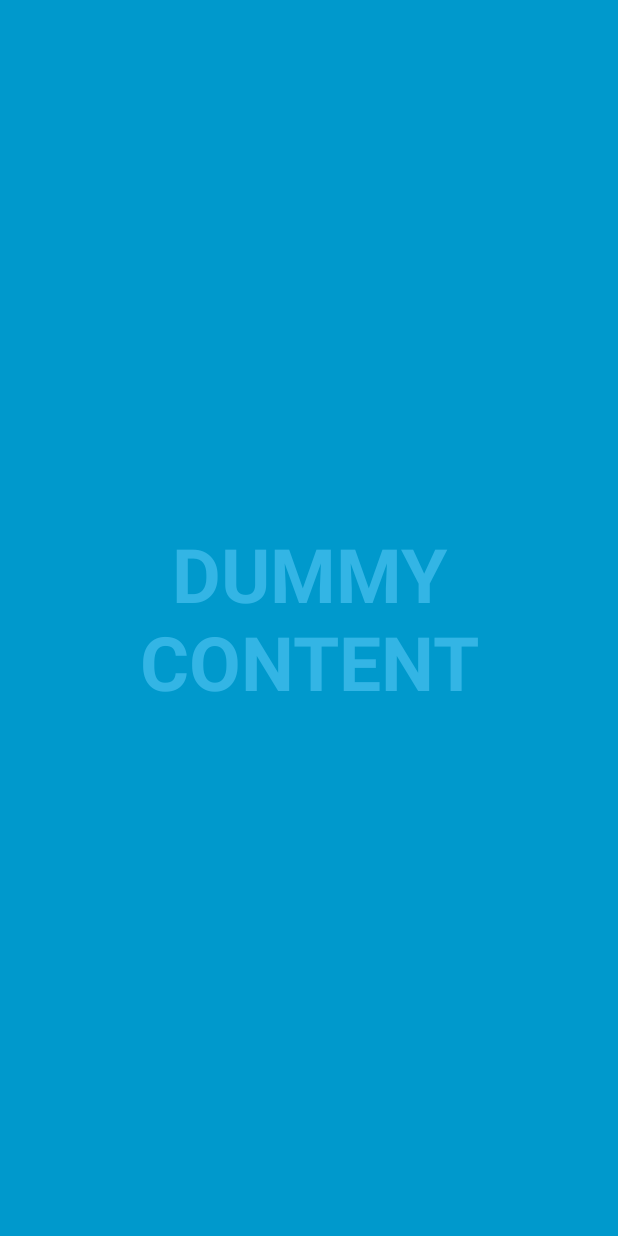
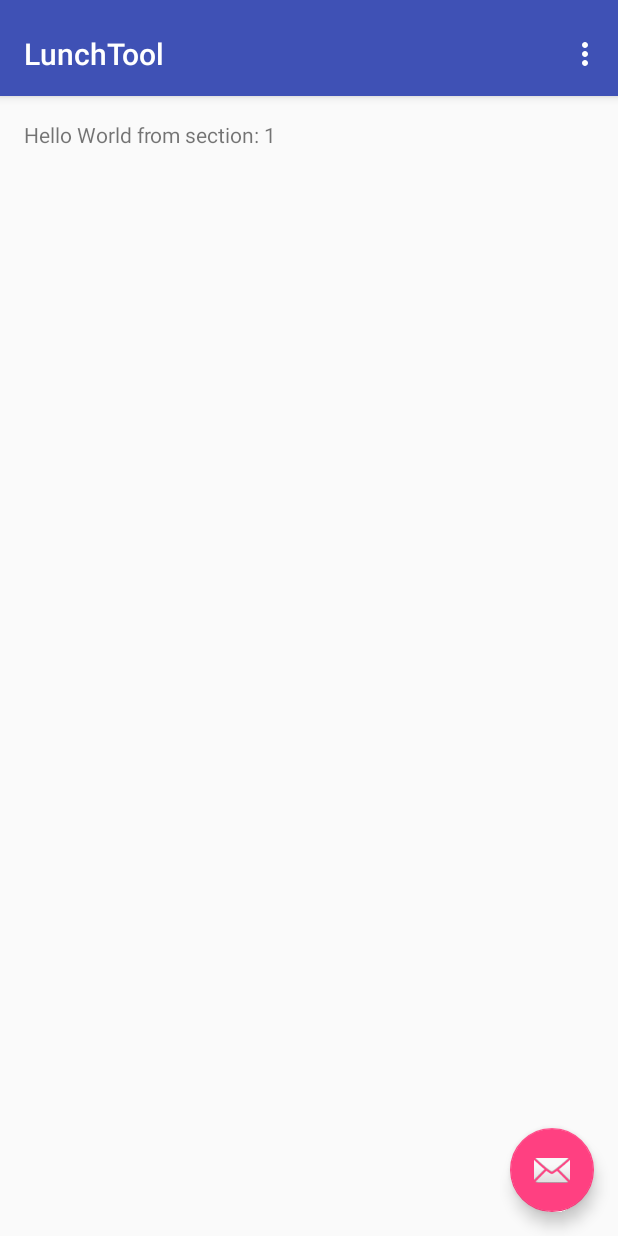
Before and after one commit to jolt80/LunchTool, an Android app: the screen it shows after launch (MainLunchTool before the commit, MainActivity after it), on a phone screen of 412 x 824 dp. Run offline under Robolectric (Android 15) with nearby library versions, the phone set to English and light mode, and no system bars.

Commit message:
Re-do design to tabbed application.

```diff
--- a/app/build.gradle
+++ b/app/build.gradle
@@ -6,7 +6,7 @@ android {
 
     defaultConfig {
         applicationId "lunchtool.lunchtool"
-        minSdkVersion 15
+        minSdkVersion 16
         targetSdkVersion 23
         versionCode 1
         versionName "1.0"
@@ -23,5 +23,5 @@ dependencies {
     compile fileTree(dir: 'libs', include: ['*.jar'])
     testCompile 'junit:junit:4.12'
     compile 'com.android.support:appcompat-v7:23.1.0'
-    compile 'com.android.support:support-v4:23.1.0'
+    compile 'com.android.support:design:23.1.0'
 }
--- a/app/src/main/AndroidManifest.xml
+++ b/app/src/main/AndroidManifest.xml
@@ -9,10 +9,9 @@
         android:supportsRtl="true"
         android:theme="@style/AppTheme" >
         <activity
-            android:name=".MainLunchTool"
-            android:configChanges="orientation|keyboardHidden|screenSize"
+            android:name=".MainActivity"
             android:label="@string/app_name"
-            android:theme="@style/FullscreenTheme" >
+            android:theme="@style/AppTheme.NoActionBar" >
             <intent-filter>
                 <action android:name="android.intent.action.MAIN" />
 
--- /dev/null
+++ b/app/src/main/java/lunchtool/lunchtool/MainActivity.java
@@ -0,0 +1,160 @@
+package lunchtool.lunchtool;
+
+import android.support.design.widget.FloatingActionButton;
+import android.support.design.widget.Snackbar;
+import android.support.v7.app.AppCompatActivity;
+import android.support.v7.widget.Toolbar;
+
+import android.support.v4.app.Fragment;
+import android.support.v4.app.FragmentManager;
+import android.support.v4.app.FragmentPagerAdapter;
+import android.support.v4.view.ViewPager;
+import android.os.Bundle;
+import android.view.LayoutInflater;
+import android.view.Menu;
+import android.view.MenuItem;
+import android.view.View;
+import android.view.ViewGroup;
+
+import android.widget.TextView;
+
+public class MainActivity extends AppCompatActivity {
+
+    /**
+     * The {@link android.support.v4.view.PagerAdapter} that will provide
+     * fragments for each of the sections. We use a
+     * {@link FragmentPagerAdapter} derivative, which will keep every
+     * loaded fragment in memory. If this becomes too memory intensive, it
+     * may be best to switch to a
+     * {@link android.support.v4.app.FragmentStatePagerAdapter}.
+     */
+    private SectionsPagerAdapter mSectionsPagerAdapter;
+
+    /**
+     * The {@link ViewPager} that will host the section contents.
+     */
+    private ViewPager mViewPager;
+
+    @Override
+    protected void onCreate(Bundle savedInstanceState) {
+        super.onCreate(savedInstanceState);
+        setContentView(R.layout.activity_main);
+
+        Toolbar toolbar = (Toolbar) findViewById(R.id.toolbar);
+        setSupportActionBar(toolbar);
+        // Create the adapter that will return a fragment for each of the three
+        // primary sections of the activity.
+        mSectionsPagerAdapter = new SectionsPagerAdapter(getSupportFragmentManager());
+
+        // Set up the ViewPager with the sections adapter.
+        mViewPager = (ViewPager) findViewById(R.id.container);
+        mViewPager.setAdapter(mSectionsPagerAdapter);
+
+
+        FloatingActionButton fab = (FloatingActionButton) findViewById(R.id.fab);
+        fab.setOnClickListener(new View.OnClickListener() {
+            @Override
+            public void onClick(View view) {
+                Snackbar.make(view, "Replace with your own action", Snackbar.LENGTH_LONG)
+                        .setAction("Action", null).show();
+            }
+        });
+
+    }
+
+
+    @Override
+    public boolean onCreateOptionsMenu(Menu menu) {
+        // Inflate the menu; this adds items to the action bar if it is present.
+        getMenuInflater().inflate(R.menu.menu_main, menu);
+        return true;
+    }
+
+    @Override
+    public boolean onOptionsItemSelected(MenuItem item) {
+        // Handle action bar item clicks here. The action bar will
+        // automatically handle clicks on the Home/Up button, so long
+        // as you specify a parent activity in AndroidManifest.xml.
+        int id = item.getItemId();
+
+        //noinspection SimplifiableIfStatement
+        if (id == R.id.action_settings) {
+            return true;
+        }
+
+        return super.onOptionsItemSelected(item);
+    }
+
+
+    /**
+     * A {@link FragmentPagerAdapter} that returns a fragment corresponding to
+     * one of the sections/tabs/pages.
+     */
+    public class SectionsPagerAdapter extends FragmentPagerAdapter {
+
+        public SectionsPagerAdapter(FragmentManager fm) {
+            super(fm);
+        }
+
+        @Override
+        public Fragment getItem(int position) {
+            // getItem is called to instantiate the fragment for the given page.
+            // Return a PlaceholderFragment (defined as a static inner class below).
+            return PlaceholderFragment.newInstance(position + 1);
+        }
+
+        @Override
+        public int getCount() {
+            // Show 3 total pages.
+            return 3;
+        }
+
+        @Override
+        public CharSequence getPageTitle(int position) {
+            switch (position) {
+                case 0:
+                    return "SECTION 1";
+                case 1:
+                    return "SECTION 2";
+                case 2:
+                    return "SECTION 3";
+            }
+            return null;
+        }
+    }
+
+    /**
+     * A placeholder fragment containing a simple view.
+     */
+    public static class PlaceholderFragment extends Fragment {
+        /**
+         * The fragment argument representing the section number for this
+         * fragment.
+         */
+        private static final String ARG_SECTION_NUMBER = "section_number";
+
+        /**
+         * Returns a new instance of this fragment for the given section
+         * number.
+         */
+        public static PlaceholderFragment newInstance(int sectionNumber) {
+            PlaceholderFragment fragment = new PlaceholderFragment();
+            Bundle args = new Bundle();
+            args.putInt(ARG_SECTION_NUMBER, sectionNumber);
+            fragment.setArguments(args);
+            return fragment;
+        }
+
+        public PlaceholderFragment() {
+        }
+
+        @Override
+        public View onCreateView(LayoutInflater inflater, ViewGroup container,
+                                 Bundle savedInstanceState) {
+            View rootView = inflater.inflate(R.layout.fragment_main, container, false);
+            TextView textView = (TextView) rootView.findViewById(R.id.section_label);
+            textView.setText(getString(R.string.section_format, getArguments().getInt(ARG_SECTION_NUMBER)));
+            return rootView;
+        }
+    }
+}
--- a/app/src/main/java/lunchtool/lunchtool/MainLunchTool.java
+++ /dev/null
@@ -1,168 +0,0 @@
-package lunchtool.lunchtool;
-
-import android.annotation.SuppressLint;
-import android.support.v7.app.ActionBar;
-import android.support.v7.app.AppCompatActivity;
-import android.os.Bundle;
-import android.os.Handler;
-import android.view.MotionEvent;
-import android.view.View;
-
-/**
- * An example full-screen activity that shows and hides the system UI (i.e.
- * status bar and navigation/system bar) with user interaction.
- */
-public class MainLunchTool extends AppCompatActivity {
-    /**
-     * Whether or not the system UI should be auto-hidden after
-     * {@link #AUTO_HIDE_DELAY_MILLIS} milliseconds.
-     */
-    private static final boolean AUTO_HIDE = true;
-
-    /**
-     * If {@link #AUTO_HIDE} is set, the number of milliseconds to wait after
-     * user interaction before hiding the system UI.
-     */
-    private static final int AUTO_HIDE_DELAY_MILLIS = 3000;
-
-    /**
-     * Some older devices needs a small delay between UI widget updates
-     * and a change of the status and navigation bar.
-     */
-    private static final int UI_ANIMATION_DELAY = 300;
-
-    private View mContentView;
-    private View mControlsView;
-    private boolean mVisible;
-
-    @Override
-    protected void onCreate(Bundle savedInstanceState) {
-        super.onCreate(savedInstanceState);
-
-        setContentView(R.layout.activity_main_lunch_tool);
-
-        mVisible = true;
-        mControlsView = findViewById(R.id.fullscreen_content_controls);
-        mContentView = findViewById(R.id.fullscreen_content);
-
-
-        // Set up the user interaction to manually show or hide the system UI.
-        mContentView.setOnClickListener(new View.OnClickListener() {
-            @Override
-            public void onClick(View view) {
-                toggle();
-            }
-        });
-
-        // Upon interacting with UI controls, delay any scheduled hide()
-        // operations to prevent the jarring behavior of controls going away
-        // while interacting with the UI.
-        findViewById(R.id.dummy_button).setOnTouchListener(mDelayHideTouchListener);
-    }
-
-    @Override
-    protected void onPostCreate(Bundle savedInstanceState) {
-        super.onPostCreate(savedInstanceState);
-
-        // Trigger the initial hide() shortly after the activity has been
-        // created, to briefly hint to the user that UI controls
-        // are available.
-        delayedHide(100);
-    }
-
-    /**
-     * Touch listener to use for in-layout UI controls to delay hiding the
-     * system UI. This is to prevent the jarring behavior of controls going away
-     * while interacting with activity UI.
-     */
-    private final View.OnTouchListener mDelayHideTouchListener = new View.OnTouchListener() {
-        @Override
-        public boolean onTouch(View view, MotionEvent motionEvent) {
-            if (AUTO_HIDE) {
-                delayedHide(AUTO_HIDE_DELAY_MILLIS);
-            }
-            return false;
-        }
-    };
-
-    private void toggle() {
-        if (mVisible) {
-            hide();
-        } else {
-            show();
-        }
-    }
-
-    private void hide() {
-        // Hide UI first
-        ActionBar actionBar = getSupportActionBar();
-        if (actionBar != null) {
-            actionBar.hide();
-        }
-        mControlsView.setVisibility(View.GONE);
-        mVisible = false;
-
-        // Schedule a runnable to remove the status and navigation bar after a delay
-        mHideHandler.removeCallbacks(mShowPart2Runnable);
-        mHideHandler.postDelayed(mHidePart2Runnable, UI_ANIMATION_DELAY);
-    }
-
-    private final Runnable mHidePart2Runnable = new Runnable() {
-        @SuppressLint("InlinedApi")
-        @Override
-        public void run() {
-            // Delayed removal of status and navigation bar
-
-            // Note that some of these constants are new as of API 16 (Jelly Bean)
-            // and API 19 (KitKat). It is safe to use them, as they are inlined
-            // at compile-time and do nothing on earlier devices.
-            mContentView.setSystemUiVisibility(View.SYSTEM_UI_FLAG_LOW_PROFILE
-                    | View.SYSTEM_UI_FLAG_FULLSCREEN
-                    | View.SYSTEM_UI_FLAG_LAYOUT_STABLE
-                    | View.SYSTEM_UI_FLAG_IMMERSIVE_STICKY
-                    | View.SYSTEM_UI_FLAG_LAYOUT_HIDE_NAVIGATION
-                    | View.SYSTEM_UI_FLAG_HIDE_NAVIGATION);
-        }
-    };
-
-    @SuppressLint("InlinedApi")
-    private void show() {
-        // Show the system bar
-        mContentView.setSystemUiVisibility(View.SYSTEM_UI_FLAG_LAYOUT_FULLSCREEN
-                | View.SYSTEM_UI_FLAG_LAYOUT_HIDE_NAVIGATION);
-        mVisible = true;
-
-        // Schedule a runnable to display UI elements after a delay
-        mHideHandler.removeCallbacks(mHidePart2Runnable);
-        mHideHandler.postDelayed(mShowPart2Runnable, UI_ANIMATION_DELAY);
-    }
-
-    private final Runnable mShowPart2Runnable = new Runnable() {
-        @Override
-        public void run() {
-            // Delayed display of UI elements
-            ActionBar actionBar = getSupportActionBar();
-            if (actionBar != null) {
-                actionBar.show();
-            }
-            mControlsView.setVisibility(View.VISIBLE);
-        }
-    };
-
-    private final Handler mHideHandler = new Handler();
-    private final Runnable mHideRunnable = new Runnable() {
-        @Override
-        public void run() {
-            hide();
-        }
-    };
-
-    /**
-     * Schedules a call to hide() in [delay] milliseconds, canceling any
-     * previously scheduled calls.
-     */
-    private void delayedHide(int delayMillis) {
-        mHideHandler.removeCallbacks(mHideRunnable);
-        mHideHandler.postDelayed(mHideRunnable, delayMillis);
-    }
-}
--- /dev/null
+++ b/app/src/main/res/layout/activity_main.xml
@@ -0,0 +1,32 @@
+<?xml version="1.0" encoding="utf-8"?>
+<android.support.design.widget.CoordinatorLayout
+    xmlns:android="http://schemas.android.com/apk/res/android"
+    xmlns:tools="http://schemas.android.com/tools"
+    xmlns:app="http://schemas.android.com/apk/res-auto" android:id="@+id/main_content"
+    android:layout_width="match_parent" android:layout_height="match_parent"
+    android:fitsSystemWindows="true" tools:context=".MainActivity">
+
+    <android.support.design.widget.AppBarLayout android:id="@+id/appbar"
+        android:layout_width="match_parent" android:layout_height="wrap_content"
+        android:paddingTop="@dimen/appbar_padding_top"
+        android:theme="@style/AppTheme.AppBarOverlay">
+
+        <android.support.v7.widget.Toolbar android:id="@+id/toolbar"
+            android:layout_width="match_parent" android:layout_height="?attr/actionBarSize"
+            android:background="?attr/colorPrimary" app:popupTheme="@style/AppTheme.PopupOverlay"
+            app:layout_scrollFlags="scroll|enterAlways">
+
+        </android.support.v7.widget.Toolbar>
+
+    </android.support.design.widget.AppBarLayout>
+
+    <android.support.v4.view.ViewPager android:id="@+id/container"
+        android:layout_width="match_parent" android:layout_height="match_parent"
+        app:layout_behavior="@string/appbar_scrolling_view_behavior" />
+
+    <android.support.design.widget.FloatingActionButton android:id="@+id/fab"
+        android:layout_width="wrap_content" android:layout_height="wrap_content"
+        android:layout_gravity="end|bottom" android:layout_margin="@dimen/fab_margin"
+        android:src="@android:drawable/ic_dialog_email" />
+
+</android.support.design.widget.CoordinatorLayout>
--- a/app/src/main/res/layout/activity_main_lunch_tool.xml
+++ /dev/null
@@ -1,32 +0,0 @@
-<FrameLayout xmlns:android="http://schemas.android.com/apk/res/android"
-    xmlns:tools="http://schemas.android.com/tools" android:layout_width="match_parent"
-    android:layout_height="match_parent" android:background="#0099cc"
-    tools:context=".MainLunchTool">
-
-    <!-- The primary full-screen view. This can be replaced with whatever view
-         is needed to present your content, e.g. VideoView, SurfaceView,
-         TextureView, etc. -->
-    <TextView android:id="@+id/fullscreen_content" android:layout_width="match_parent"
-        android:layout_height="match_parent" android:keepScreenOn="true" android:textColor="#33b5e5"
-        android:textStyle="bold" android:textSize="50sp" android:gravity="center"
-        android:text="@string/dummy_content" />
-
-    <!-- This FrameLayout insets its children based on system windows using
-         android:fitsSystemWindows. -->
-    <FrameLayout android:layout_width="match_parent" android:layout_height="match_parent"
-        android:fitsSystemWindows="true">
-
-        <LinearLayout android:id="@+id/fullscreen_content_controls" style="?metaButtonBarStyle"
-            android:layout_width="match_parent" android:layout_height="wrap_content"
-            android:layout_gravity="bottom|center_horizontal"
-            android:background="@color/black_overlay" android:orientation="horizontal"
-            tools:ignore="UselessParent">
-
-            <Button android:id="@+id/dummy_button" style="?metaButtonBarButtonStyle"
-                android:layout_width="0dp" android:layout_height="wrap_content"
-                android:layout_weight="1" android:text="@string/dummy_button" />
-
-        </LinearLayout>
-    </FrameLayout>
-
-</FrameLayout>
--- /dev/null
+++ b/app/src/main/res/layout/fragment_main.xml
@@ -0,0 +1,12 @@
+<RelativeLayout xmlns:android="http://schemas.android.com/apk/res/android"
+    xmlns:tools="http://schemas.android.com/tools" android:layout_width="match_parent"
+    android:layout_height="match_parent" android:paddingLeft="@dimen/activity_horizontal_margin"
+    android:paddingRight="@dimen/activity_horizontal_margin"
+    android:paddingTop="@dimen/activity_vertical_margin"
+    android:paddingBottom="@dimen/activity_vertical_margin"
+    tools:context=".MainActivity$PlaceholderFragment">
+
+    <TextView android:id="@+id/section_label" android:layout_width="wrap_content"
+        android:layout_height="wrap_content" />
+
+</RelativeLayout>
--- /dev/null
+++ b/app/src/main/res/menu/menu_main.xml
@@ -0,0 +1,6 @@
+<menu xmlns:android="http://schemas.android.com/apk/res/android"
+    xmlns:app="http://schemas.android.com/apk/res-auto"
+    xmlns:tools="http://schemas.android.com/tools" tools:context=".MainActivity">
+    <item android:id="@+id/action_settings" android:title="@string/action_settings"
+        android:orderInCategory="100" app:showAsAction="never" />
+</menu>
--- /dev/null
+++ b/app/src/main/res/values-v21/styles.xml
@@ -0,0 +1,8 @@
+<resources>>
+    <style name="AppTheme.NoActionBar">
+        <item name="windowActionBar">false</item>
+        <item name="windowNoTitle">true</item>
+        <item name="android:windowDrawsSystemBarBackgrounds">true</item>
+        <item name="android:statusBarColor">@android:color/transparent</item>
+    </style>
+</resources>
--- /dev/null
+++ b/app/src/main/res/values-w820dp/dimens.xml
@@ -0,0 +1,6 @@
+<resources>
+    <!-- Example customization of dimensions originally defined in res/values/dimens.xml
+         (such as screen margins) for screens with more than 820dp of available width. This
+         would include 7" and 10" devices in landscape (~960dp and ~1280dp respectively). -->
+    <dimen name="activity_horizontal_margin">64dp</dimen>
+</resources>
--- a/app/src/main/res/values/attrs.xml
+++ /dev/null
@@ -1,12 +0,0 @@
-<resources>
-
-    <!-- Declare custom theme attributes that allow changing which styles are
-         used for button bars depending on the API level.
-         ?android:attr/buttonBarStyle is new as of API 11 so this is
-         necessary to support previous API levels. -->
-    <declare-styleable name="ButtonBarContainerTheme">
-        <attr name="metaButtonBarStyle" format="reference" />
-        <attr name="metaButtonBarButtonStyle" format="reference" />
-    </declare-styleable>
-
-</resources>
--- a/app/src/main/res/values/colors.xml
+++ b/app/src/main/res/values/colors.xml
@@ -3,6 +3,4 @@
     <color name="colorPrimary">#3F51B5</color>
     <color name="colorPrimaryDark">#303F9F</color>
     <color name="colorAccent">#FF4081</color>
-
-    <color name="black_overlay">#66000000</color>
 </resources>
--- /dev/null
+++ b/app/src/main/res/values/dimens.xml
@@ -0,0 +1,7 @@
+<resources>
+    <!-- Default screen margins, per the Android Design guidelines. -->
+    <dimen name="activity_horizontal_margin">16dp</dimen>
+    <dimen name="activity_vertical_margin">16dp</dimen>
+    <dimen name="fab_margin">16dp</dimen>
+    <dimen name="appbar_padding_top">8dp</dimen>
+</resources>
--- a/app/src/main/res/values/strings.xml
+++ b/app/src/main/res/values/strings.xml
@@ -1,6 +1,5 @@
 <resources>
     <string name="app_name">LunchTool</string>
-
-    <string name="dummy_button">Dummy Button</string>
-    <string name="dummy_content">DUMMY\nCONTENT</string>
+    <string name="action_settings">Settings</string>
+    <string name="section_format">Hello World from section: %1$d</string>
 </resources>
--- a/app/src/main/res/values/styles.xml
+++ b/app/src/main/res/values/styles.xml
@@ -7,17 +7,11 @@
         <item name="colorPrimaryDark">@color/colorPrimaryDark</item>
         <item name="colorAccent">@color/colorAccent</item>
     </style>
-
-    <style name="FullscreenTheme" parent="AppTheme">
-        <item name="android:actionBarStyle">@style/FullscreenActionBarStyle</item>
-        <item name="android:windowActionBarOverlay">true</item>
-        <item name="android:windowBackground">@null</item>
-        <item name="metaButtonBarStyle">?android:attr/buttonBarStyle</item>
-        <item name="metaButtonBarButtonStyle">?android:attr/buttonBarButtonStyle</item>
+    <style name="AppTheme.NoActionBar">
+        <item name="windowActionBar">false</item>
+        <item name="windowNoTitle">true</item>
     </style>
-
-    <style name="FullscreenActionBarStyle" parent="Widget.AppCompat.ActionBar">
-        <item name="android:background">@color/black_overlay</item>
-    </style>
+    <style name="AppTheme.AppBarOverlay" parent="ThemeOverlay.AppCompat.Dark.ActionBar" />
+    <style name="AppTheme.PopupOverlay" parent="ThemeOverlay.AppCompat.Light" />
 
 </resources>
```
Also changed, not shown: gradle/wrapper/gradle-wrapper.properties, 1 other file.
